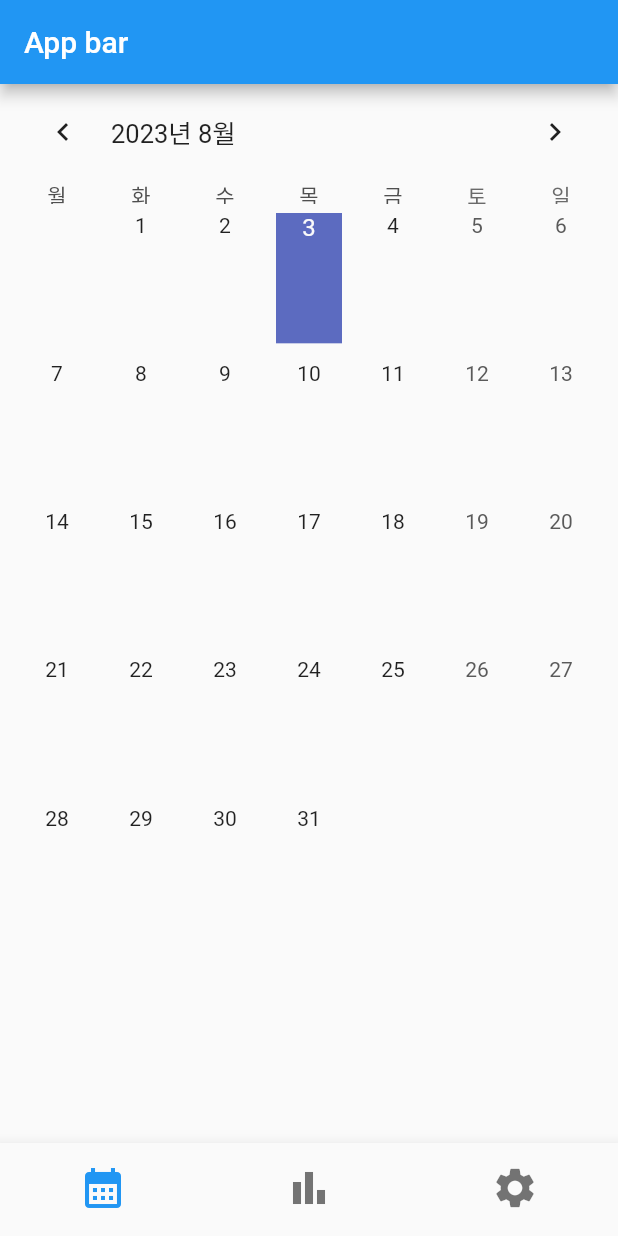
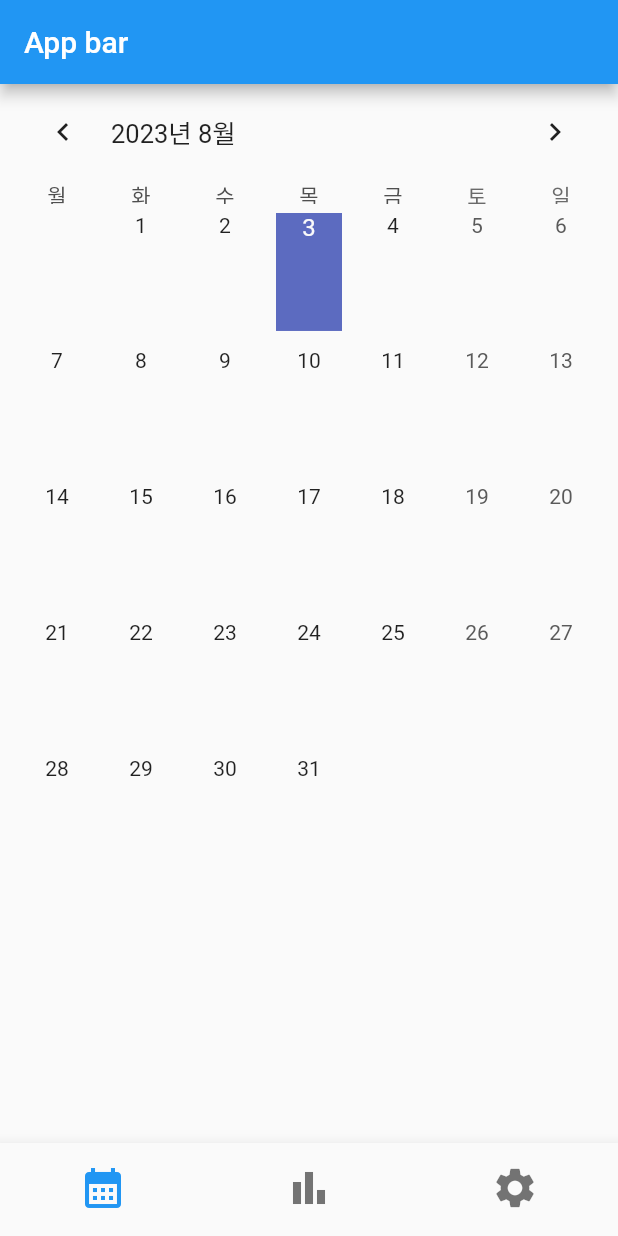
Before and after one commit to Hyeongbok-Jeon/day_condition, a Flutter app: the screen it shows after launch, on a phone screen of 412 x 824 dp. Run offline on Flutter 3.47's test engine with Material 2 defaults, Android fonts, the light colour scheme and no system bars; drawn by our look-alikes of table_calendar; our stand-ins replace firebase_auth, firebase_core, firebase_database, fl_chart, flutter_colorpicker, flutter_rating_bar and 1 more; accounts and stored records are empty; network calls fail.

Commit message:
- MediaQuery

```diff
--- a/lib/TableBasicsExample.dart
+++ b/lib/TableBasicsExample.dart
@@ -147,7 +147,7 @@ class _TableEventsExampleState extends State<TableEventsExample> {
                 CalendarFormat.month: '월',
               },
               locale: 'ko_KR',
-              rowHeight: MediaQuery.of(context).size.height * 0.12,
+              rowHeight: MediaQuery.of(context).size.height * 0.11,
               firstDay: kFirstDay,
               lastDay: kLastDay,
               focusedDay: _focusedDay,
@@ -203,7 +203,7 @@ class _TableEventsExampleState extends State<TableEventsExample> {
                             energy = energy.toDouble();
                           }
                           return Container(
-                            width: MediaQuery.of(context).size.width * 0.11,
+                            // width: MediaQuery.of(context).size.width * 0.2,
                             padding: EdgeInsets.only(top: MediaQuery.of(context).size.width * 0.07),
                             child: Column(
                               mainAxisAlignment: MainAxisAlignment.start,
@@ -219,7 +219,13 @@ class _TableEventsExampleState extends State<TableEventsExample> {
                                           borderRadius: BorderRadius.circular(500),
                                         ),
                                         // child: Text(storage.getItem(day.toString()), style: TextStyle(color: Colors.black),),
-                                        child: Text(wakeupTime, style: const TextStyle(color: Colors.black),),
+                                        child: Text(
+                                          wakeupTime,
+                                          style: TextStyle(
+                                              color: Colors.black,
+                                              fontSize: MediaQuery.of(context).size.width * 0.025
+                                          ),
+                                        ),
                                       )
                                     ]
                                 ),
@@ -233,7 +239,13 @@ class _TableEventsExampleState extends State<TableEventsExample> {
                                         color: G_sleepColor,
                                         borderRadius: BorderRadius.circular(500),
                                       ),
-                                      child: Text(bedTime, style: const TextStyle(color: Colors.white),),
+                                      child: Text(
+                                        bedTime,
+                                        style: TextStyle(
+                                            color: Colors.white,
+                                            fontSize: MediaQuery.of(context).size.width * 0.025
+                                        ),
+                                      ),
                                     )
                                   ],
                                 ),
@@ -255,7 +267,7 @@ class _TableEventsExampleState extends State<TableEventsExample> {
                                       ),
                                       onRatingUpdate: (rating) {
                                       },
-                                      itemSize: 8,
+                                      itemSize: MediaQuery.of(context).size.width * 0.017,
                                     )
                                   ],
                                 ),
```
